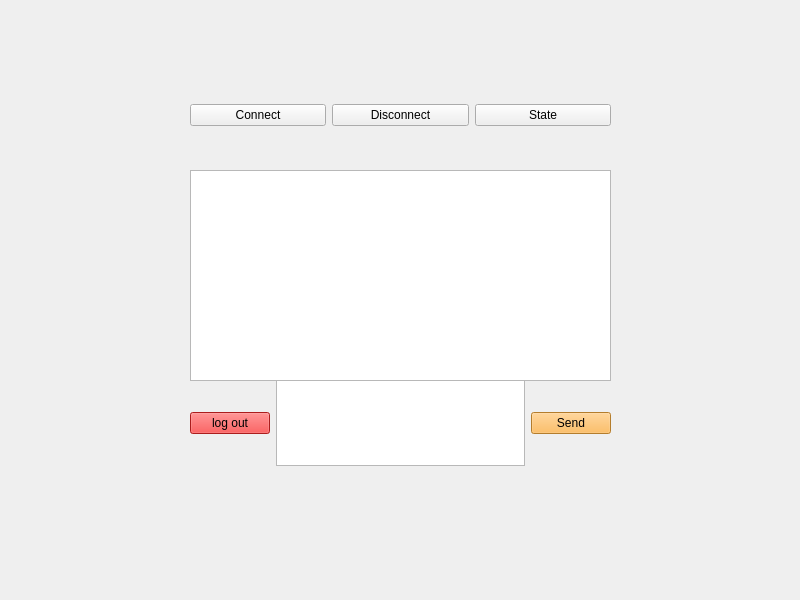
Above: client/mainwindow.ui from apat1n/vAU before the change. Below: the same form after it.
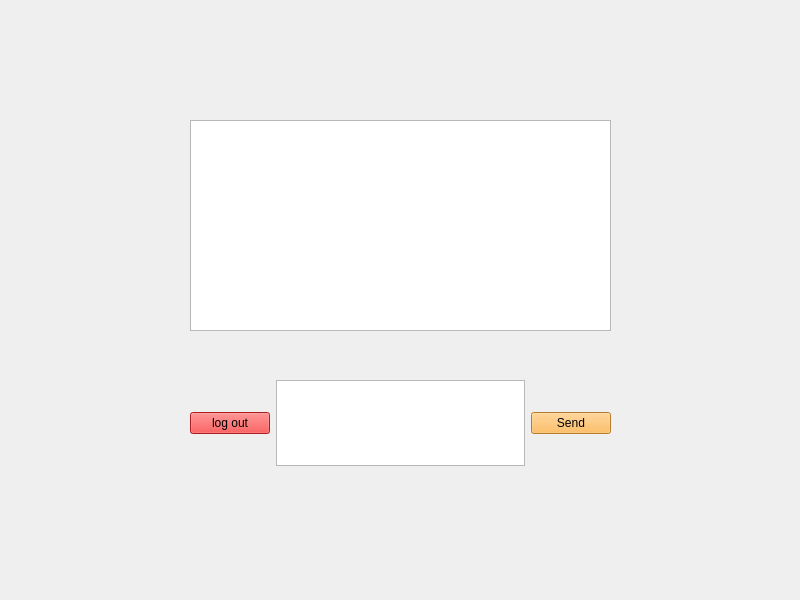
That is the form after the change. The open tabs and pages were chosen to show the change.

Commit message: Deleted old trash

The edit to the form file:
```diff
--- a/client/mainwindow.ui
+++ b/client/mainwindow.ui
@@ -111,39 +111,6 @@
        <disabled/>
       </palette>
      </property>
-     <widget class="QWidget" name="horizontalLayoutWidget">
-      <property name="geometry">
-       <rect>
-        <x>190</x>
-        <y>60</y>
-        <width>421</width>
-        <height>111</height>
-       </rect>
-      </property>
-      <layout class="QHBoxLayout" name="horizontalLayout">
-       <item>
-        <widget class="QPushButton" name="ConnectButton">
-         <property name="text">
-          <string>Connect</string>
-         </property>
-        </widget>
-       </item>
-       <item>
-        <widget class="QPushButton" name="DisconnectButton">
-         <property name="text">
-          <string>Disconnect</string>
-         </property>
-        </widget>
-       </item>
-       <item>
-        <widget class="QPushButton" name="StateButton">
-         <property name="text">
-          <string>State</string>
-         </property>
-        </widget>
-       </item>
-      </layout>
-     </widget>
      <widget class="QWidget" name="horizontalLayoutWidget_2">
       <property name="geometry">
        <rect>
@@ -183,7 +150,7 @@
       <property name="geometry">
        <rect>
         <x>190</x>
-        <y>170</y>
+        <y>120</y>
         <width>421</width>
         <height>211</height>
        </rect>
```
Left out of the diff: 4 changed lines with no effect on the pictures. The commit also changes 2 other files.
